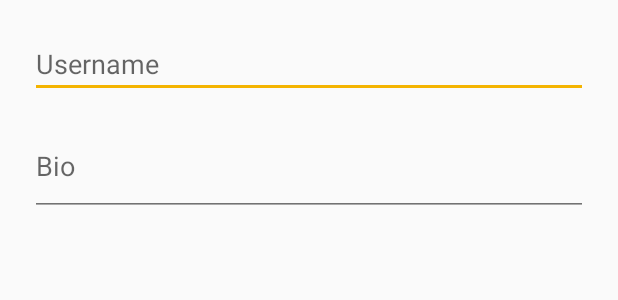
After one commit to SullivanHart/Moovie, an Android app: the layout dialog_edit_profile.xml on its own in the app's theme, with its tools: preview values and no code run, on a phone screen of 412 x 824 dp. The commit adds this screen. Shown: the top 300 px of the screen. Run offline under Robolectric (Android 15) with nearby library versions, the phone set to English and light mode, and no system bars.

Commit message:
Edit Username & Bio

```diff
--- a/app/src/main/res/layout/activity_profile.xml
+++ b/app/src/main/res/layout/activity_profile.xml
@@ -91,7 +91,7 @@
                 android:textColor="#FFFFFF"
                 android:paddingLeft="24dp"
                 android:paddingRight="24dp"
-                android:visibility="gone" />
+                android:visibility="visible" />
 
         </LinearLayout>
     </ScrollView>
--- /dev/null
+++ b/app/src/main/res/layout/dialog_edit_profile.xml
@@ -0,0 +1,24 @@
+<?xml version="1.0" encoding="utf-8"?>
+<LinearLayout xmlns:android="http://schemas.android.com/apk/res/android"
+    android:orientation="vertical"
+    android:padding="20dp"
+    android:layout_width="match_parent"
+    android:layout_height="wrap_content">
+
+    <EditText
+        android:id="@+id/edit_username"
+        android:layout_width="match_parent"
+        android:layout_height="wrap_content"
+        android:hint="Username"
+        android:inputType="textPersonName"
+        android:layout_marginBottom="12dp" />
+
+    <EditText
+        android:id="@+id/edit_bio"
+        android:layout_width="match_parent"
+        android:layout_height="wrap_content"
+        android:hint="Bio"
+        android:inputType="textMultiLine"
+        android:minLines="2"
+        android:maxLines="5" />
+</LinearLayout>
```
Also changed, not shown: app/src/main/java/com/moovie/ProfileActivity.java (+57 -11 lines).
